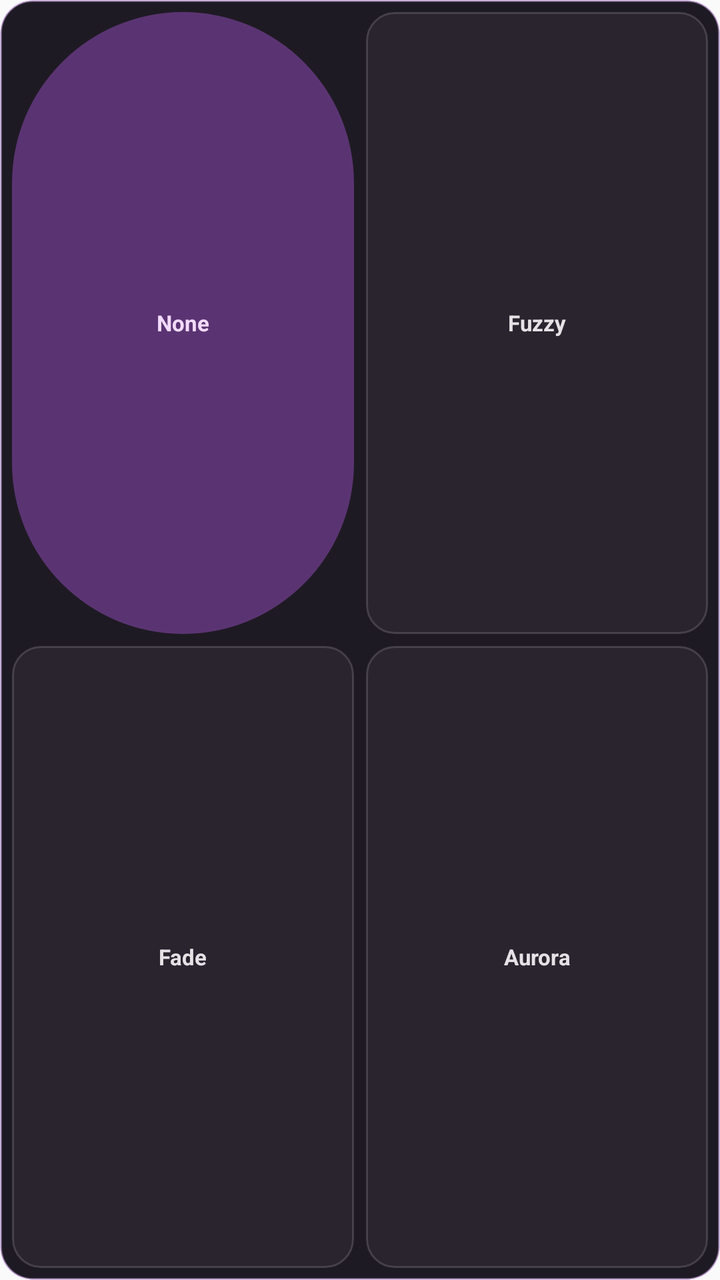
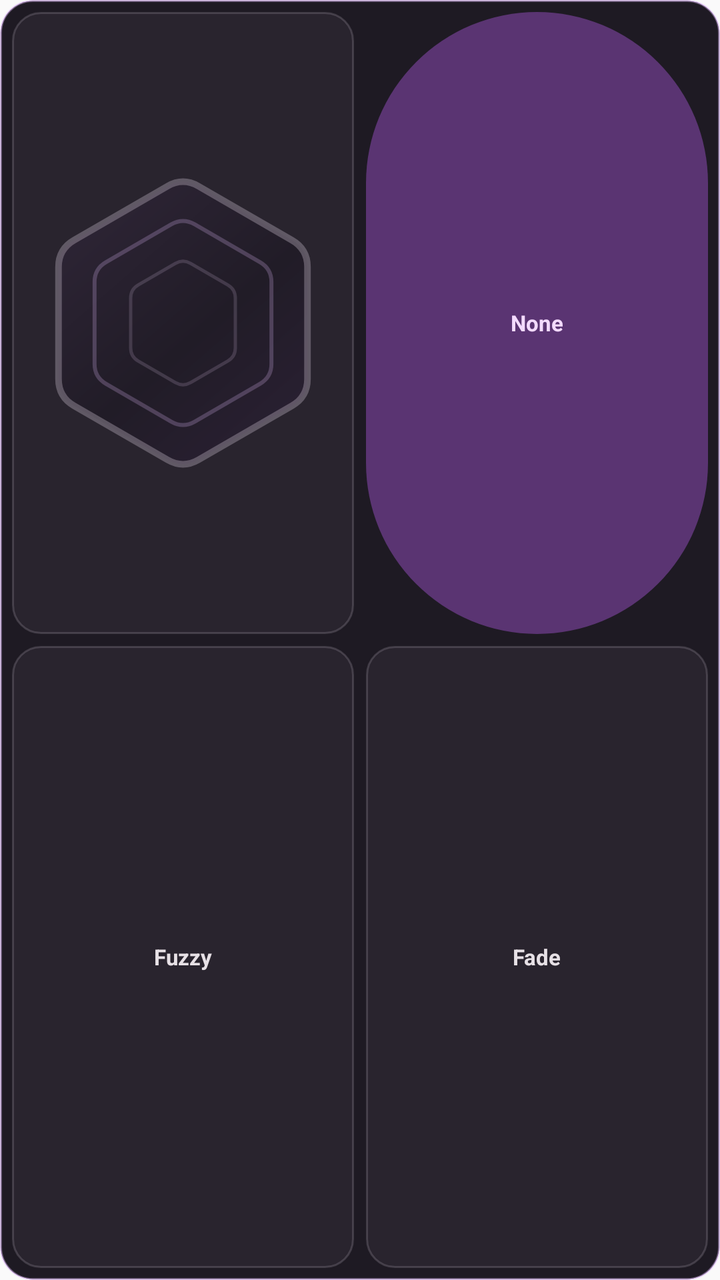

Before-and-after screenshots of an Android layout around one commit, followed by the original layout XML and the change that was made.
<!-- AndroidManifest.xml: application theme Theme.Toolbox -->
<!-- res/layout/widget_background_texture.xml -->
<?xml version="1.0" encoding="utf-8"?>
<FrameLayout xmlns:android="http://schemas.android.com/apk/res/android"
    android:id="@android:id/background"
    android:layout_width="match_parent"
    android:layout_height="match_parent"
    android:background="@drawable/bg_todo_widget_card"
    android:clipToOutline="true">

    <ImageView
        android:id="@+id/widget_background_texture_background"
        android:layout_width="match_parent"
        android:layout_height="match_parent"
        android:contentDescription="@null"
        android:scaleType="fitXY"
        android:src="@drawable/bg_todo_widget_card" />

    <FrameLayout
        android:id="@+id/widget_background_texture_list_container"
        android:layout_width="match_parent"
        android:layout_height="match_parent">

        
        <ListView
            android:id="@+id/widget_background_texture_list_view"
            android:layout_width="match_parent"
            android:layout_height="match_parent"
            android:clipToPadding="false"
            android:divider="@android:color/transparent"
            android:dividerHeight="0dp"
            android:paddingStart="4dp"
            android:paddingTop="4dp"
            android:paddingEnd="4dp"
            android:paddingBottom="4dp"
            android:scrollbars="none" />

        
        <LinearLayout
            android:id="@+id/widget_background_texture_empty_view"
            android:layout_width="match_parent"
            android:layout_height="match_parent"
            android:baselineAligned="false"
            android:orientation="vertical"
            android:padding="6dp">

            <LinearLayout
                android:layout_width="match_parent"
                android:layout_height="0dp"
                android:layout_marginBottom="3dp"
                android:layout_weight="1"
                android:baselineAligned="false"
                android:orientation="horizontal">

                <FrameLayout
                    android:layout_width="0dp"
                    android:layout_height="match_parent"
                    android:layout_marginEnd="3dp"
                    android:layout_weight="1"
                    android:background="@drawable/bg_todo_widget_pill">

                    <TextView
                        android:layout_width="match_parent"
                        android:layout_height="wrap_content"
                        android:layout_gravity="center"
                        android:ellipsize="end"
                        android:gravity="center"
                        android:maxLines="1"
                        android:padding="4dp"
                        android:text="None"
                        android:textColor="#FFF3DAFF"
                        android:textSize="11sp"
                        android:textStyle="bold" />
                </FrameLayout>

                <FrameLayout
                    android:layout_width="0dp"
                    android:layout_height="match_parent"
                    android:layout_marginStart="3dp"
                    android:layout_weight="1"
                    android:background="@drawable/bg_todo_widget_item">

                    <TextView
                        android:layout_width="match_parent"
                        android:layout_height="wrap_content"
                        android:layout_gravity="center"
                        android:ellipsize="end"
                        android:gravity="center"
                        android:maxLines="1"
                        android:padding="4dp"
                        android:text="Fuzzy"
                        android:textColor="#FFE7E1E6"
                        android:textSize="11sp"
                        android:textStyle="bold" />
                </FrameLayout>
            </LinearLayout>

            <LinearLayout
                android:layout_width="match_parent"
                android:layout_height="0dp"
                android:layout_marginTop="3dp"
                android:layout_weight="1"
                android:baselineAligned="false"
                android:orientation="horizontal">

                <FrameLayout
                    android:layout_width="0dp"
                    android:layout_height="match_parent"
                    android:layout_marginEnd="3dp"
                    android:layout_weight="1"
                    android:background="@drawable/bg_todo_widget_item">

                    <TextView
                        android:layout_width="match_parent"
                        android:layout_height="wrap_content"
                        android:layout_gravity="center"
                        android:ellipsize="end"
                        android:gravity="center"
                        android:maxLines="1"
                        android:padding="4dp"
                        android:text="Fade"
                        android:textColor="#FFE7E1E6"
                        android:textSize="11sp"
                        android:textStyle="bold" />
                </FrameLayout>

                <FrameLayout
                    android:layout_width="0dp"
                    android:layout_height="match_parent"
                    android:layout_marginStart="3dp"
                    android:layout_weight="1"
                    android:background="@drawable/bg_todo_widget_item">

                    <TextView
                        android:layout_width="match_parent"
                        android:layout_height="wrap_content"
                        android:layout_gravity="center"
                        android:ellipsize="end"
                        android:gravity="center"
                        android:maxLines="1"
                        android:padding="4dp"
                        android:text="Aurora"
                        android:textColor="#FFE7E1E6"
                        android:textSize="11sp"
                        android:textStyle="bold" />
                </FrameLayout>
            </LinearLayout>
        </LinearLayout>
    </FrameLayout>
</FrameLayout>
<!-- resources referenced by this layout -->
<resources>
  <!-- drawable bg_todo_widget_card (drawable) -->
  <?xml version="1.0" encoding="utf-8"?>
  <shape xmlns:android="http://schemas.android.com/apk/res/android"
      android:shape="rectangle">
      <corners android:radius="16dp" />
      <solid android:color="#FF1E1A23" />
      <stroke
          android:width="1dp"
          android:color="#6BDDB9F6" />
  </shape>
  <!-- drawable bg_todo_widget_item (drawable) -->
  <?xml version="1.0" encoding="utf-8"?>
  <shape xmlns:android="http://schemas.android.com/apk/res/android"
      android:shape="rectangle">
      <corners android:radius="14dp" />
      <solid android:color="#FF29242E" />
      <stroke
          android:width="1dp"
          android:color="#33CDC4CF" />
  </shape>
  <!-- drawable bg_todo_widget_pill (drawable) -->
  <?xml version="1.0" encoding="utf-8"?>
  <shape xmlns:android="http://schemas.android.com/apk/res/android"
      android:shape="rectangle">
      <corners android:radius="999dp" />
      <solid android:color="#FF5A3472" />
  </shape>
  <style name="Theme.Toolbox" parent="android:Theme.Material.Light.NoActionBar" />
</resources>

<!-- the commit's change to res/layout/widget_background_texture.xml (unified diff, before → after) -->
@@ -55,6 +55,23 @@
                     android:layout_height="match_parent"
                     android:layout_marginEnd="3dp"
                     android:layout_weight="1"
+                    android:background="@drawable/bg_todo_widget_item">
+
+                    <ImageView
+                        android:layout_width="match_parent"
+                        android:layout_height="match_parent"
+                        android:layout_gravity="center"
+                        android:contentDescription="@null"
+                        android:padding="6dp"
+                        android:scaleType="fitCenter"
+                        android:src="@drawable/bg_hexagonify_widget_preview" />
+                </FrameLayout>
+
+                <FrameLayout
+                    android:layout_width="0dp"
+                    android:layout_height="match_parent"
+                    android:layout_marginStart="3dp"
+                    android:layout_weight="1"
                     android:background="@drawable/bg_todo_widget_pill">
 
                     <TextView
@@ -67,27 +84,6 @@
                         android:padding="4dp"
                         android:text="None"
                         android:textColor="#FFF3DAFF"
-                        android:textSize="11sp"
-                        android:textStyle="bold" />
-                </FrameLayout>
-
-                <FrameLayout
-                    android:layout_width="0dp"
-                    android:layout_height="match_parent"
-                    android:layout_marginStart="3dp"
-                    android:layout_weight="1"
-                    android:background="@drawable/bg_todo_widget_item">
-
-                    <TextView
-                        android:layout_width="match_parent"
-                        android:layout_height="wrap_content"
-                        android:layout_gravity="center"
-                        android:ellipsize="end"
-                        android:gravity="center"
-                        android:maxLines="1"
-                        android:padding="4dp"
-                        android:text="Fuzzy"
-                        android:textColor="#FFE7E1E6"
                         android:textSize="11sp"
                         android:textStyle="bold" />
                 </FrameLayout>
@@ -116,7 +112,7 @@
                         android:gravity="center"
                         android:maxLines="1"
                         android:padding="4dp"
-                        android:text="Fade"
+                        android:text="Fuzzy"
                         android:textColor="#FFE7E1E6"
                         android:textSize="11sp"
                         android:textStyle="bold" />
@@ -137,7 +133,7 @@
                         android:gravity="center"
                         android:maxLines="1"
                         android:padding="4dp"
-                        android:text="Aurora"
+                        android:text="Fade"
                         android:textColor="#FFE7E1E6"
                         android:textSize="11sp"
                         android:textStyle="bold" />
<!-- resource entries referenced after the edit -->
@@ -1,5 +1,6 @@
 <!-- resources referenced by this layout -->
 <resources>
+  <!-- drawable bg_hexagonify_widget_preview: vector/xml drawable (drawable, 2381 chars, omitted) -->
   <!-- drawable bg_todo_widget_card (drawable) -->
   <?xml version="1.0" encoding="utf-8"?>
   <shape xmlns:android="http://schemas.android.com/apk/res/android"
